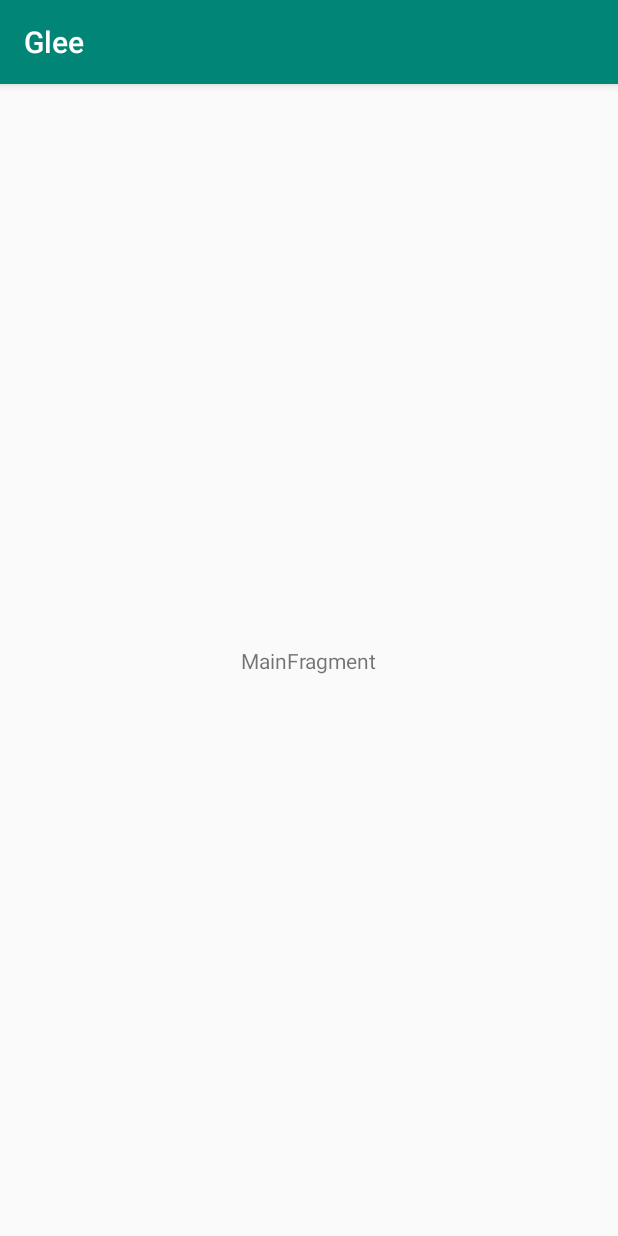
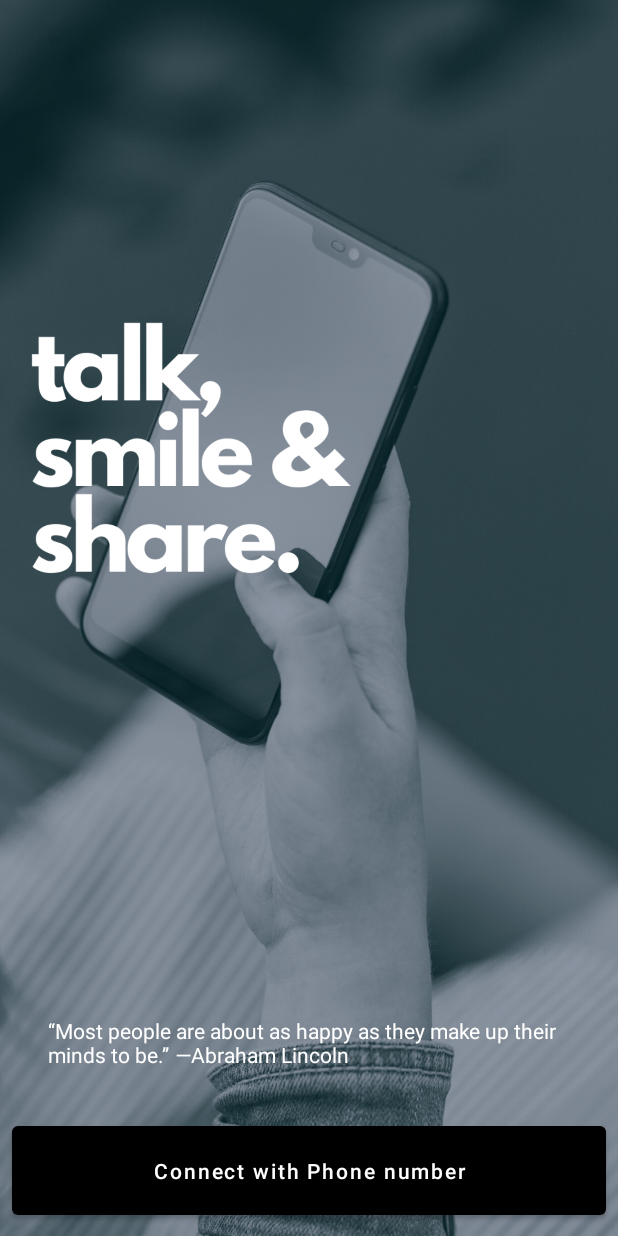
Before and after one commit to Manuhmutua/glee-app, an Android app: the screen it shows after launch (MainActivity before the commit, OnBoardingActivity after it), on a phone screen of 412 x 824 dp. Run offline under Robolectric (Android 15) with nearby library versions, the phone set to English and light mode, and no system bars.

Commit message:
onboarding page design

```diff
--- a/app/src/main/AndroidManifest.xml
+++ b/app/src/main/AndroidManifest.xml
@@ -9,13 +9,15 @@
         android:roundIcon="@mipmap/ic_launcher_round"
         android:supportsRtl="true"
         android:theme="@style/AppTheme">
-        <activity android:name=".MainActivity">
+        <activity android:name=".AuthenticationActivity"></activity>
+        <activity android:name=".OnBoardingActivity">
             <intent-filter>
                 <action android:name="android.intent.action.MAIN" />
 
                 <category android:name="android.intent.category.LAUNCHER" />
             </intent-filter>
         </activity>
+        <activity android:name=".MainActivity" />
     </application>
 
 </manifest>
--- /dev/null
+++ b/app/src/main/java/com/manuh/glee/OnBoardingActivity.kt
@@ -0,0 +1,28 @@
+package com.manuh.glee
+
+import androidx.appcompat.app.AppCompatActivity
+import android.os.Bundle
+import android.view.WindowManager
+import com.manuh.glee.ui.onboarding.OnBoardingFragment
+
+class OnBoardingActivity : AppCompatActivity() {
+
+    override fun onCreate(savedInstanceState: Bundle?) {
+        super.onCreate(savedInstanceState)
+        setContentView(R.layout.activity_onboarding)
+
+        val params = window.attributes
+        params.flags =
+            params.flags or (WindowManager.LayoutParams.FLAG_LAYOUT_IN_SCREEN or WindowManager.LayoutParams.FLAG_FULLSCREEN)
+
+//        val params = window.attributes
+//        params.flags =
+//            params.flags or (WindowManager.LayoutParams.FLAG_LAYOUT_IN_SCREEN or WindowManager.LayoutParams.FLAG_LAYOUT_NO_LIMITS)
+
+        if (savedInstanceState == null) {
+            supportFragmentManager.beginTransaction()
+                .replace(R.id.container_auth, OnBoardingFragment())
+                .commitNow()
+        }
+    }
+}
--- /dev/null
+++ b/app/src/main/java/com/manuh/glee/ui/onboarding/OnBoardingFragment.kt
@@ -0,0 +1,39 @@
+package com.manuh.glee.ui.onboarding
+
+import android.content.Context
+import android.os.Bundle
+import androidx.fragment.app.Fragment
+import android.view.LayoutInflater
+import android.view.View
+import android.view.ViewGroup
+import com.manuh.glee.R
+
+class OnBoardingFragment : Fragment() {
+
+    override fun onCreate(savedInstanceState: Bundle?) {
+        super.onCreate(savedInstanceState)
+
+    }
+
+    override fun onCreateView(
+        inflater: LayoutInflater, container: ViewGroup?,
+        savedInstanceState: Bundle?
+    ): View? {
+
+        val root = inflater.inflate(R.layout.fragment_onboarding, container, false)
+
+        return root
+    }
+
+
+    override fun onAttach(context: Context) {
+        super.onAttach(context)
+
+    }
+
+    override fun onDetach() {
+        super.onDetach()
+
+    }
+
+}
--- /dev/null
+++ b/app/src/main/res/drawable/ic_phone_android_black_24dp.xml
@@ -0,0 +1,5 @@
+<vector android:height="24dp" android:tint="#FFFFFF"
+    android:viewportHeight="24.0" android:viewportWidth="24.0"
+    android:width="24dp" xmlns:android="http://schemas.android.com/apk/res/android">
+    <path android:fillColor="#FF000000" android:pathData="M16,1L8,1C6.34,1 5,2.34 5,4v16c0,1.66 1.34,3 3,3h8c1.66,0 3,-1.34 3,-3L19,4c0,-1.66 -1.34,-3 -3,-3zM14,21h-4v-1h4v1zM17.25,18L6.75,18L6.75,4h10.5v14z"/>
+</vector>
--- /dev/null
+++ b/app/src/main/res/drawable/ic_phone_android_white_24dp.xml
@@ -0,0 +1,5 @@
+<vector android:height="24dp" android:tint="#FFFFFF"
+    android:viewportHeight="24.0" android:viewportWidth="24.0"
+    android:width="24dp" xmlns:android="http://schemas.android.com/apk/res/android">
+    <path android:fillColor="#FF000000" android:pathData="M16,1L8,1C6.34,1 5,2.34 5,4v16c0,1.66 1.34,3 3,3h8c1.66,0 3,-1.34 3,-3L19,4c0,-1.66 -1.34,-3 -3,-3zM14,21h-4v-1h4v1zM17.25,18L6.75,18L6.75,4h10.5v14z"/>
+</vector>
--- /dev/null
+++ b/app/src/main/res/layout/activity_onboarding.xml
@@ -0,0 +1,7 @@
+<?xml version="1.0" encoding="utf-8"?>
+<FrameLayout xmlns:android="http://schemas.android.com/apk/res/android"
+    xmlns:tools="http://schemas.android.com/tools"
+    android:id="@+id/container_auth"
+    android:layout_width="match_parent"
+    android:layout_height="match_parent"
+    tools:context=".OnBoardingActivity" />
--- /dev/null
+++ b/app/src/main/res/layout/fragment_onboarding.xml
@@ -0,0 +1,51 @@
+<?xml version="1.0" encoding="utf-8"?>
+<androidx.constraintlayout.widget.ConstraintLayout xmlns:android="http://schemas.android.com/apk/res/android"
+    xmlns:app="http://schemas.android.com/apk/res-auto"
+    xmlns:tools="http://schemas.android.com/tools"
+    android:layout_width="match_parent"
+    android:layout_height="match_parent"
+    tools:context=".ui.onboarding.OnBoardingFragment">
+
+    <ImageView
+        android:id="@+id/imageView"
+        android:layout_width="match_parent"
+        android:layout_height="match_parent"
+        android:scaleType="centerCrop"
+        android:src="@drawable/bgauth"
+        app:layout_constraintBottom_toBottomOf="parent"
+        app:layout_constraintEnd_toEndOf="parent"
+        app:layout_constraintStart_toStartOf="parent"
+        app:layout_constraintTop_toTopOf="parent" />
+
+    <com.google.android.material.button.MaterialButton
+        android:id="@+id/buttonLogin"
+        android:layout_width="match_parent"
+        android:layout_height="wrap_content"
+        android:layout_marginStart="8dp"
+        android:layout_marginEnd="8dp"
+        android:layout_marginBottom="8dp"
+        android:minHeight="55dp"
+        android:padding="20dp"
+        android:text="@string/connect_with_phone_number"
+        android:textAllCaps="false"
+        app:backgroundTint="@color/colorAccent"
+        app:layout_constraintBottom_toBottomOf="@+id/imageView"
+        app:layout_constraintEnd_toEndOf="parent"
+        app:layout_constraintStart_toStartOf="parent" />
+
+    <TextView
+        android:id="@+id/textView"
+        android:layout_width="0dp"
+        android:layout_height="wrap_content"
+        android:layout_marginStart="32dp"
+        android:layout_marginEnd="32dp"
+        android:layout_marginBottom="32dp"
+        android:text="@string/example_quote"
+        android:textColor="@color/colorPrimary"
+        app:layout_constraintBottom_toTopOf="@+id/buttonLogin"
+        app:layout_constraintEnd_toEndOf="parent"
+        app:layout_constraintHorizontal_bias="0.018"
+        app:layout_constraintStart_toStartOf="@+id/imageView" />
+
+
+</androidx.constraintlayout.widget.ConstraintLayout>
--- a/app/src/main/res/values/colors.xml
+++ b/app/src/main/res/values/colors.xml
@@ -1,6 +1,7 @@
 <?xml version="1.0" encoding="utf-8"?>
 <resources>
-    <color name="colorPrimary">#008577</color>
-    <color name="colorPrimaryDark">#00574B</color>
-    <color name="colorAccent">#D81B60</color>
+    <color name="colorPrimary">#FFFFFF</color>
+    <color name="colorPrimaryDark">#FFFFFF</color>
+    <color name="colorAccent">#000000</color>
+    <color name="black_overlay">#66000000</color>
 </resources>
--- a/app/src/main/res/values/strings.xml
+++ b/app/src/main/res/values/strings.xml
@@ -1,3 +1,8 @@
 <resources>
     <string name="app_name">Glee</string>
+
+    <!-- TODO: Remove or change this placeholder text -->
+    <string name="hello_blank_fragment">Hello blank fragment</string>
+    <string name="connect_with_phone_number">Connect with Phone number</string>
+    <string name="example_quote">“Most people are about as happy as they make up their minds to be.” —Abraham Lincoln</string>
 </resources>
```
Also changed, not shown: app/build.gradle (+30 -0 lines), app/src/main/java/com/manuh/glee/AuthenticationActivity.kt (added, +12 -0 lines), app/src/main/res/layout/activity_authentication.xml (added, +9 -0 lines), app/src/main/res/values/attrs.xml (added, +12 -0 lines), app/src/main/res/values/styles.xml (+31 -2 lines), app/src/main/res/drawable/bgauth.png (added).
